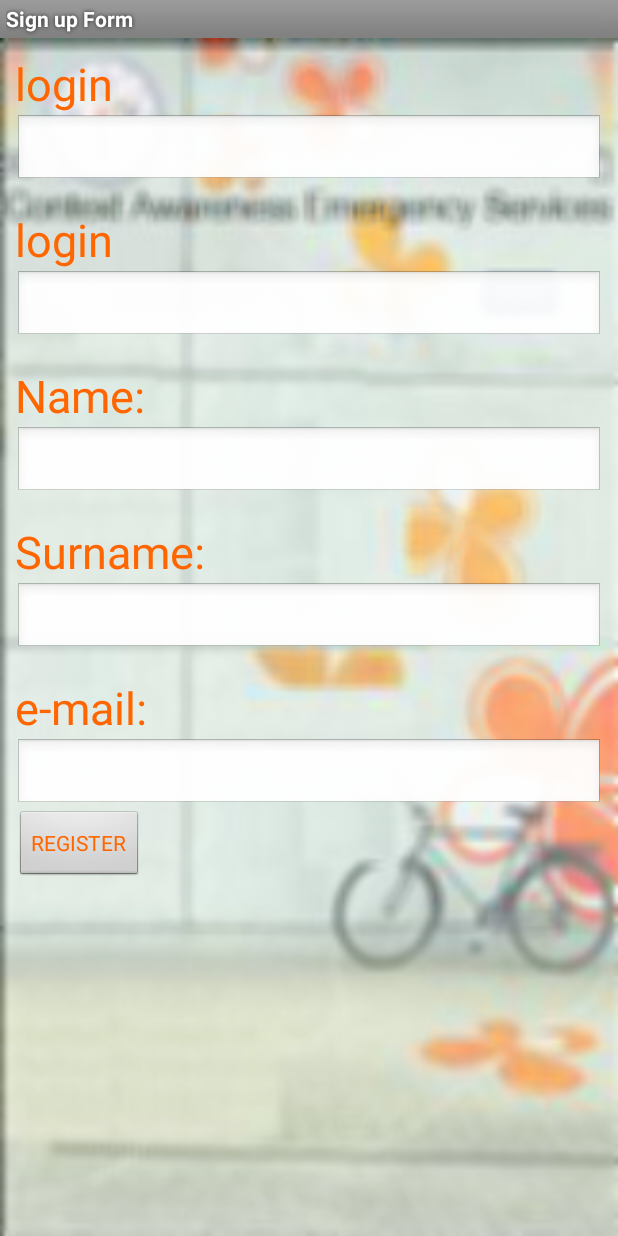
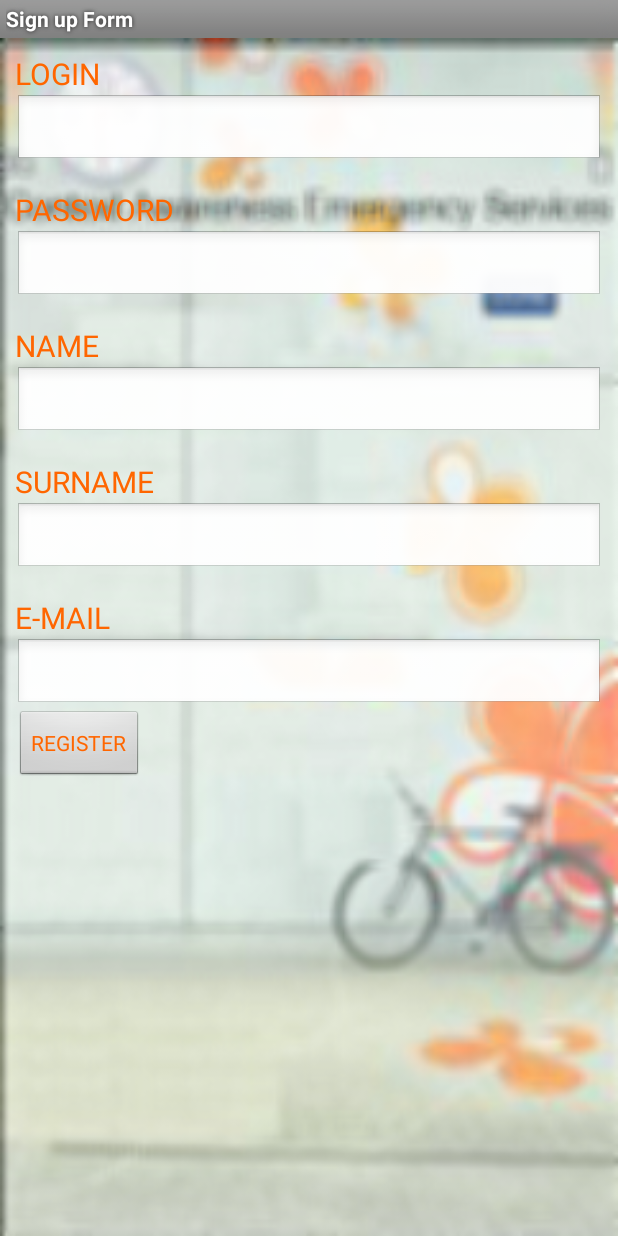
Before and after one commit to ramonblancocaamano/WHATSAPP, an Android app: the c_RegistrationActivity screen opened directly, with no data from a screen before it, on a phone screen of 412 x 824 dp. Run offline under Robolectric (Android 15) with nearby library versions, the phone set to English and light mode, and no system bars.

```diff
--- a/CLIENT/app/src/main/res/layout/b_login.xml
+++ b/CLIENT/app/src/main/res/layout/b_login.xml
@@ -7,11 +7,11 @@
     android:background="@drawable/background_picture">
 
     <TextView
-        android:text="login"
+        android:text="LOGIN"
         android:layout_width="match_parent"
         android:layout_height="wrap_content"
         android:textColor="@color/orange"
-        android:textSize="30sp"
+        android:textSize="20sp"
         android:layout_marginLeft="10dip"
         android:layout_marginRight="10dip"
         android:layout_marginTop="20dip"
@@ -28,11 +28,11 @@
 
 
     <TextView
-        android:text="password"
+        android:text="PASSWORD"
         android:layout_width="match_parent"
         android:layout_height="wrap_content"
         android:textColor="@color/orange"
-        android:textSize="30sp"
+        android:textSize="20sp"
         android:layout_marginLeft="10dip"
         android:layout_marginRight="10dip"
         android:layout_marginTop="50dip"
--- a/CLIENT/app/src/main/res/layout/c_registration.xml
+++ b/CLIENT/app/src/main/res/layout/c_registration.xml
@@ -18,9 +18,9 @@
             android:layout_marginLeft="10dip"
             android:layout_marginRight="10dip"
             android:layout_marginTop="10dip"
-            android:text="login"
+            android:text="LOGIN"
             android:textColor="@color/orange"
-            android:textSize="30sp" />
+            android:textSize="20sp" />
 
         <EditText
             android:id="@+id/RegisterLoginTextInput"
@@ -37,9 +37,9 @@
             android:layout_marginLeft="10dip"
             android:layout_marginRight="10dip"
             android:layout_marginTop="15dip"
-            android:text="login"
+            android:text="PASSWORD"
             android:textColor="@color/orange"
-            android:textSize="30sp" />
+            android:textSize="20sp" />
 
         <EditText
             android:id="@+id/RegisterPasswordTextInput"
@@ -55,9 +55,9 @@
             android:layout_marginLeft="10dip"
             android:layout_marginRight="10dip"
             android:layout_marginTop="15dip"
-            android:text="Name:"
+            android:text="NAME"
             android:textColor="@color/orange"
-            android:textSize="30sp" />
+            android:textSize="20sp" />
 
         <EditText
             android:id="@+id/RegisterNameTextInput"
@@ -73,9 +73,9 @@
             android:layout_marginLeft="10dip"
             android:layout_marginRight="10dip"
             android:layout_marginTop="15dip"
-            android:text="Surname:"
+            android:text="SURNAME"
             android:textColor="@color/orange"
-            android:textSize="30sp" />
+            android:textSize="20sp" />
 
         <EditText
             android:id="@+id/RegisterSurnameTextInput"
@@ -91,9 +91,9 @@
             android:layout_marginLeft="10dip"
             android:layout_marginRight="10dip"
             android:layout_marginTop="15dip"
-            android:text="e-mail:"
+            android:text="E-MAIL"
             android:textColor="@color/orange"
-            android:textSize="30sp" />
+            android:textSize="20sp" />
 
         <EditText
             android:id="@+id/RegisterEmailTextInput"
```
Also changed, not shown: 4 other files.
